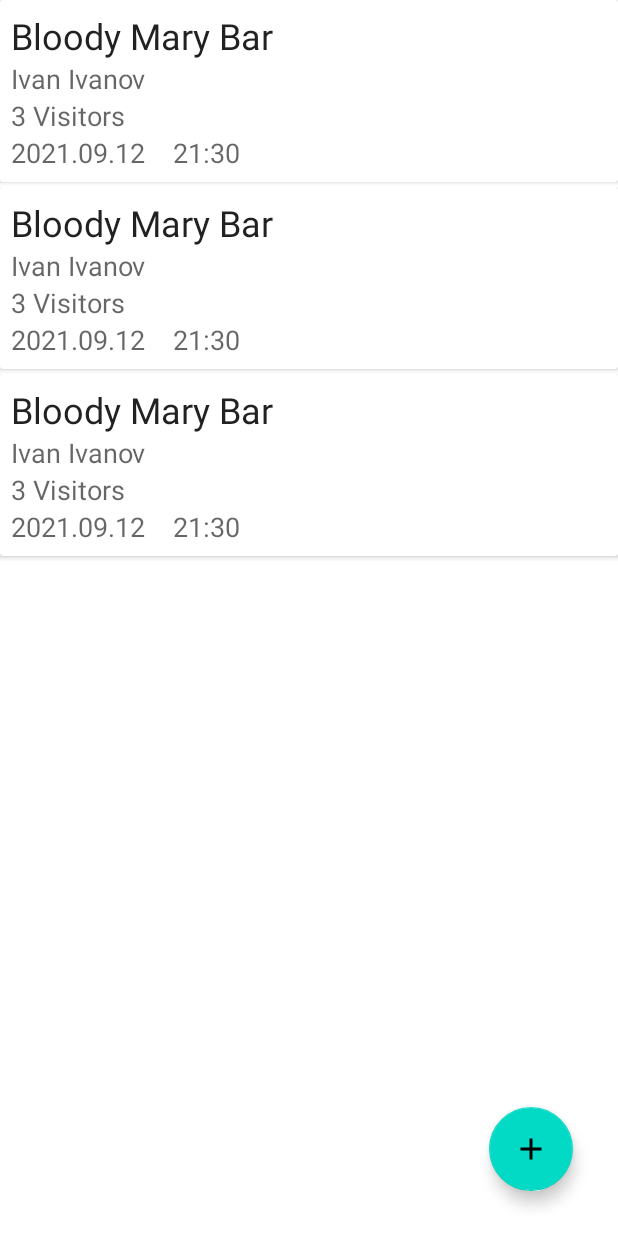
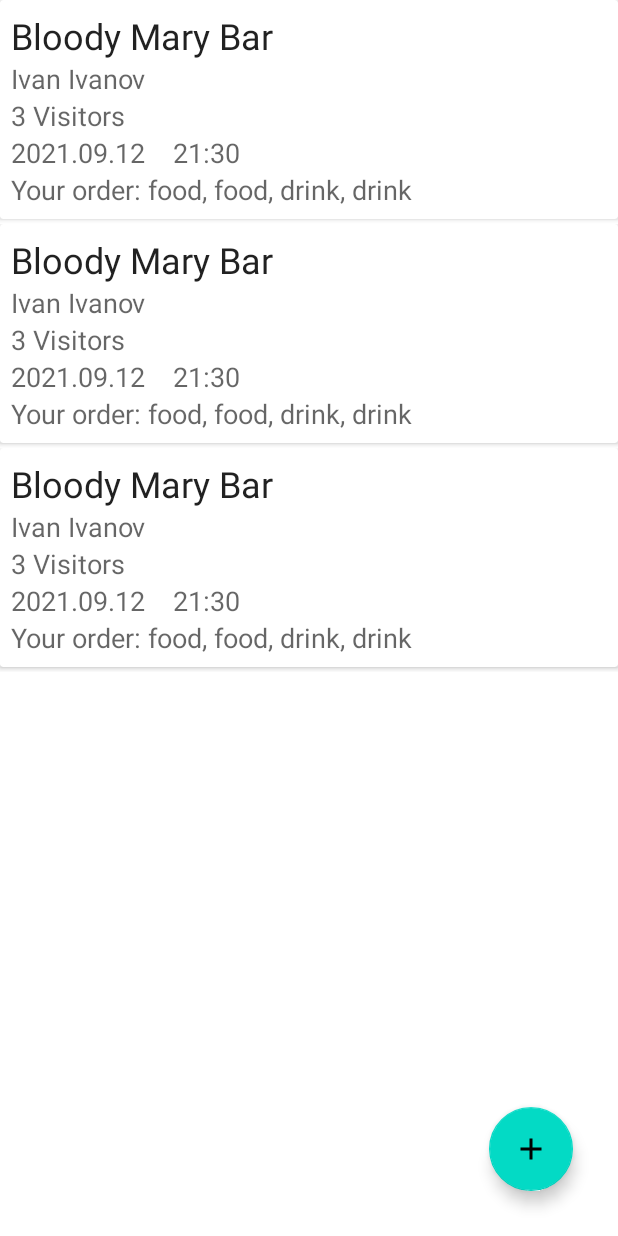
Before and after one commit to Sparrow1001/OrderApp, an Android app: the layout activity_main.xml on its own in the app's theme, with its tools: preview values and no code run, on a phone screen of 412 x 824 dp. Run offline under Robolectric (Android 15) with nearby library versions, the phone set to English and light mode, and no system bars.

Commit message:
add some visual changes

```diff
--- a/app/src/main/java/com/example/orderapp/Presentation/View/Adapters/OrderListAdapter.java
+++ b/app/src/main/java/com/example/orderapp/Presentation/View/Adapters/OrderListAdapter.java
@@ -31,8 +31,9 @@ public class OrderListAdapter extends RecyclerView.Adapter<OrderListAdapter.Orde
         OrderDTO currentOrder = orders.get(position);
         holder.placeTv.setText(currentOrder.getPlace());
         holder.nameTv.setText(currentOrder.getCustomer());
-        holder.numOfVisitorsTv.setText(String.valueOf(currentOrder.getNumOfVisitors()));
+        holder.numOfVisitorsTv.setText(String.valueOf(currentOrder.getNumOfVisitors()) + " visitors");
         holder.dateTv.setText(currentOrder.getArrivalTime());
+        holder.foodTv.setText("Your order: food, food, drink, drink");
     }
 
     @Override
@@ -55,6 +56,7 @@ public class OrderListAdapter extends RecyclerView.Adapter<OrderListAdapter.Orde
         private TextView nameTv;
         private TextView numOfVisitorsTv;
         private TextView dateTv;
+        private TextView foodTv;
 
         public OrderListHolder(@NonNull View itemView) {
             super(itemView);
@@ -62,6 +64,7 @@ public class OrderListAdapter extends RecyclerView.Adapter<OrderListAdapter.Orde
             nameTv = itemView.findViewById(R.id.nameTv);
             numOfVisitorsTv = itemView.findViewById(R.id.numOfVisitorsTv);
             dateTv = itemView.findViewById(R.id.dateTv);
+            foodTv = itemView.findViewById(R.id.foodTv);
 
         }
     }
--- a/app/src/main/java/com/example/orderapp/Presentation/View/AddOrderActivity.java
+++ b/app/src/main/java/com/example/orderapp/Presentation/View/AddOrderActivity.java
@@ -31,7 +31,6 @@ public class AddOrderActivity extends AppCompatActivity {
     private EditText numOfVisitorsEt;
     private EditText arrivalTimeEt;
     private Button button_save;
-    private String arrivalTime;
     private LocalDateTime time;
 
     private OrderViewModel orderViewModel;
--- a/app/src/main/res/layout/recyclerview_orders.xml
+++ b/app/src/main/res/layout/recyclerview_orders.xml
@@ -42,6 +42,13 @@
                 android:text="2021.09.12    21:30"
                 android:textAppearance="@style/Base.TextAppearance.AppCompat.Medium" />
 
+            <TextView
+                android:id="@+id/foodTv"
+                android:layout_width="match_parent"
+                android:layout_height="wrap_content"
+                android:text="Your order: food, food, drink, drink"
+                android:textAppearance="@style/Base.TextAppearance.AppCompat.Medium" />
+
 
         </LinearLayout>
 
```
Also changed, not shown: app/src/main/res/layout/activity_add_order.xml (+7 -0 lines).
